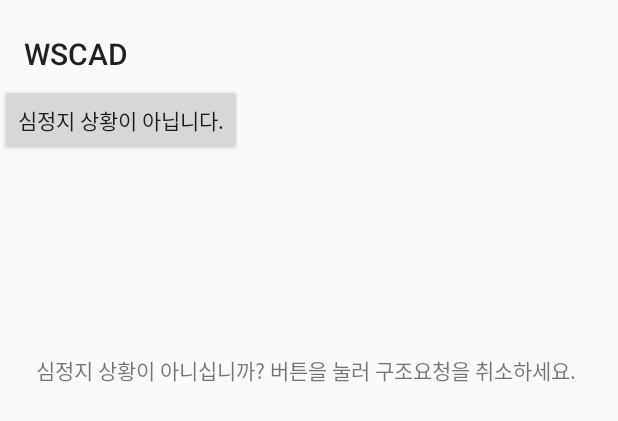
After one commit to bajahoe/WSCAD, an Android app: the layout test.xml on its own in the app's theme, with its tools: preview values and no code run, on a phone screen of 412 x 824 dp. The commit adds this screen. Shown: the top 421 px of the screen. Run offline under Robolectric (Android 15) with nearby library versions, the phone set to English and light mode, and no system bars.

```diff
--- a/app/src/main/java/com/example/wscad/MainActivity.java
+++ b/app/src/main/java/com/example/wscad/MainActivity.java
@@ -9,6 +9,9 @@
 import android.content.Intent;
 import android.content.pm.PackageManager;
 import android.database.Cursor;
+import android.media.Ringtone;
+import android.media.RingtoneManager;
+import android.net.Uri;
 import android.os.Bundle;
 import android.os.Handler;
 import android.os.Message;
@@ -412,7 +415,20 @@
                     mLatitude = data.getExtras().getDouble("latitude");
                     mLongitude = data.getExtras().getDouble("longitude");
                     new SmsWrite("01068608374", "심정지 환자가\n\n"+mLocation+"\n에서 발생했습니다.");
-                    //Toast.makeText(this, mLocation, Toast.LENGTH_SHORT).show();
+                    // 주변에 도움을 요청하기 위해 링톤 객체 생성
+                    Uri notification = RingtoneManager.getDefaultUri(RingtoneManager.TYPE_ALARM);
+                    final Ringtone ringtone = RingtoneManager.getRingtone(getApplicationContext(),notification);
+                    // 알람 재생
+                    ringtone.play();
+
+                    // 정지를 위한 코드일 뿐 나중에 버튼을 눌러 정지하는 방향으로 변경할 예정.
+                    Handler mHandler = new Handler();
+                    mHandler.postDelayed(new Runnable()  {
+                        public void run() {
+                            // 시간 지난 후 실행할 코딩
+                            ringtone.stop();
+                        }
+                    }, 500); // 0.5초후
                 } else {   // RESULT_CANCEL
                     Toast.makeText(MainActivity.this, "위치 조회에 실패했습니다.", Toast.LENGTH_SHORT).show();
                 }
--- /dev/null
+++ b/app/src/main/res/layout/test.xml
@@ -0,0 +1,27 @@
+<?xml version="1.0" encoding="utf-8"?>
+<android.support.constraint.ConstraintLayout
+    xmlns:android="http://schemas.android.com/apk/res/android"
+    xmlns:app="http://schemas.android.com/apk/res-auto"
+    xmlns:tools="http://schemas.android.com/tools"
+    android:layout_width="match_parent"
+    android:layout_height="match_parent">
+
+    <TextView
+        android:id="@+id/textView"
+        android:layout_width="wrap_content"
+        android:layout_height="wrap_content"
+        android:layout_marginTop="180dp"
+        android:layout_marginEnd="28dp"
+        android:layout_marginRight="28dp"
+        android:text="심정지 상황이 아니십니까? 버튼을 눌러 구조요청을 취소하세요."
+        app:layout_constraintEnd_toEndOf="parent"
+        app:layout_constraintTop_toTopOf="parent" />
+
+    <Button
+        android:id="@+id/button"
+        android:layout_width="wrap_content"
+        android:layout_height="wrap_content"
+        android:text="심정지 상황이 아닙니다."
+        tools:layout_editor_absoluteX="16dp"
+        tools:layout_editor_absoluteY="199dp" />
+</android.support.constraint.ConstraintLayout>
```
